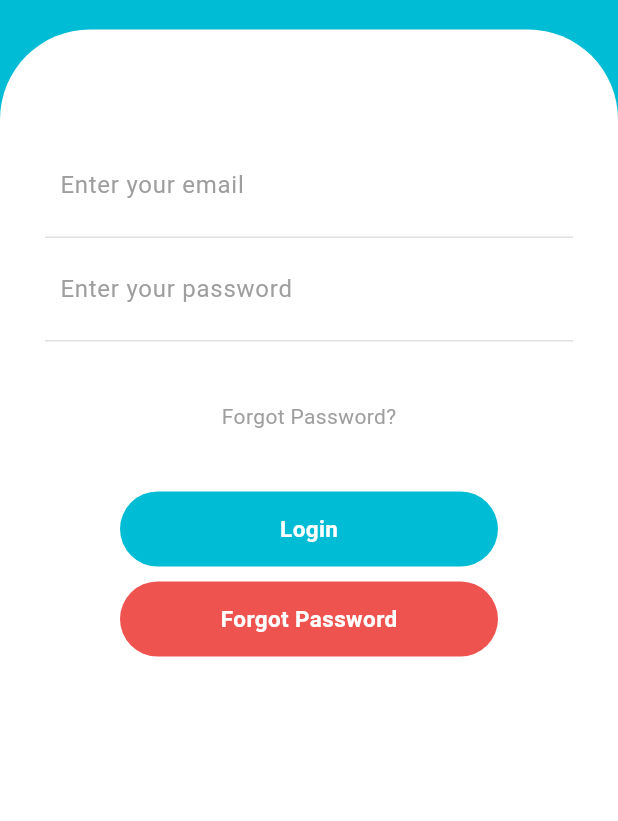
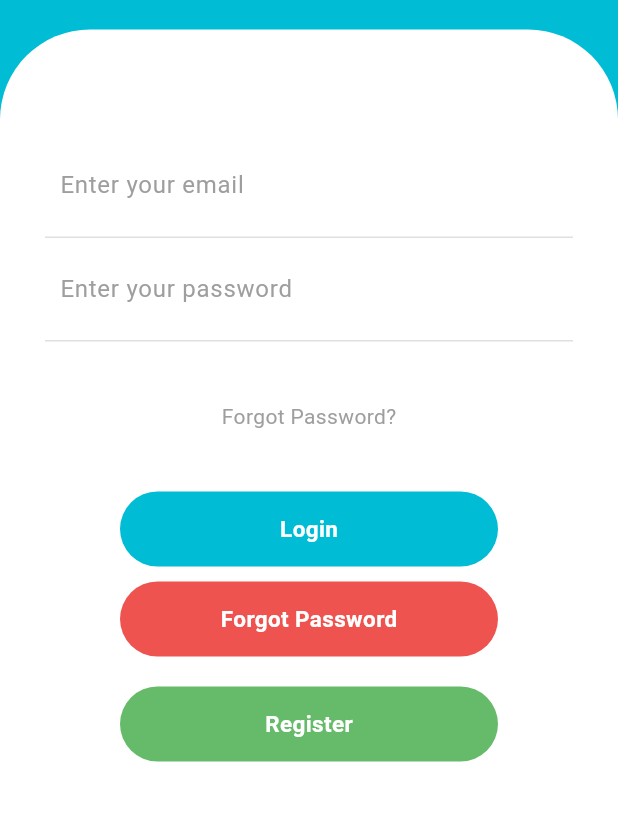
Before and after one commit to shiv9413/gkdownloader, a Flutter app: the screen it shows after launch, on a phone screen of 412 x 824 dp, the part 290-1111 px from its top. Run offline on Flutter 3.47's test engine with Material 3 defaults, Android fonts, the phone set to English and light mode, and no system bars.

Commit message:
Register Button added

```diff
--- a/lib/InputWrapper.dart
+++ b/lib/InputWrapper.dart
@@ -3,6 +3,7 @@ import 'package:flutter/material.dart';
 import 'Button.dart';
 import 'InputField.dart';
 import 'ForgotButton.dart';
+import 'RegisterButton.dart';
 
 class InputWrapper extends StatelessWidget {
   @override
@@ -26,7 +27,8 @@ class InputWrapper extends StatelessWidget {
           ),
           SizedBox(height: 40,),
           Button(),
-          ForgotButton()
+          ForgotButton(),
+          RegisterButton()
         ],
       ),
     );
--- /dev/null
+++ b/lib/RegisterButton.dart
@@ -0,0 +1,22 @@
+import 'package:flutter/material.dart';
+
+class RegisterButton extends StatelessWidget {
+  @override
+  Widget build(BuildContext context){
+    return Container(
+        height: 50,
+        margin: EdgeInsets.symmetric(vertical: 10,horizontal: 50),
+        decoration: BoxDecoration(
+          color: Colors.green[400],
+          borderRadius: BorderRadius.circular(50),
+        ),
+        child: Center(
+          child: Text("Register", style: TextStyle(
+            color: Colors.white,
+            fontSize: 15,
+            fontWeight: FontWeight.bold
+          ),),
+        ),
+    );
+  }
+}
```
